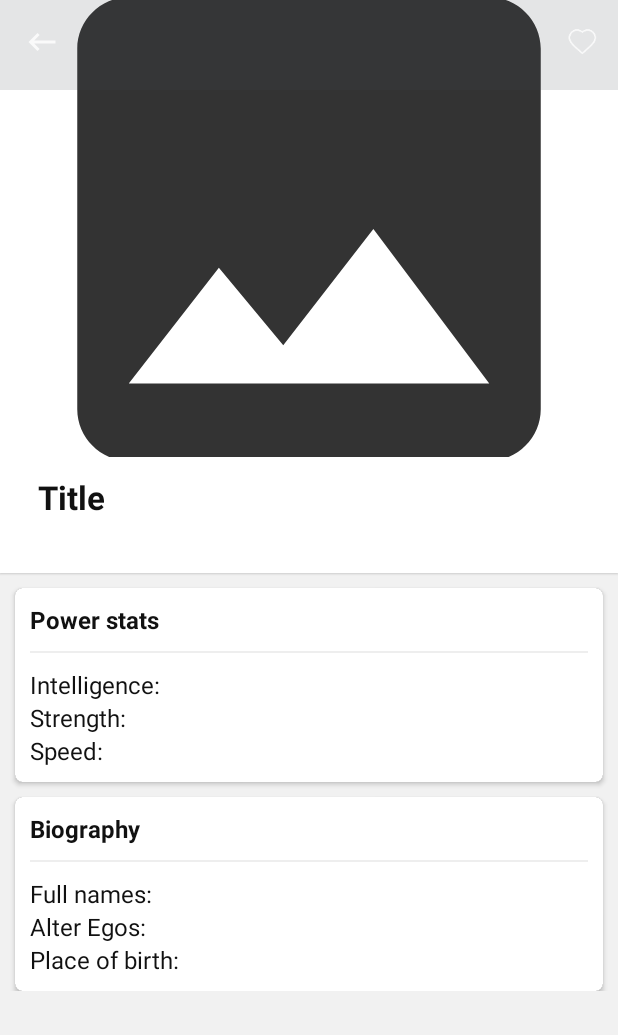
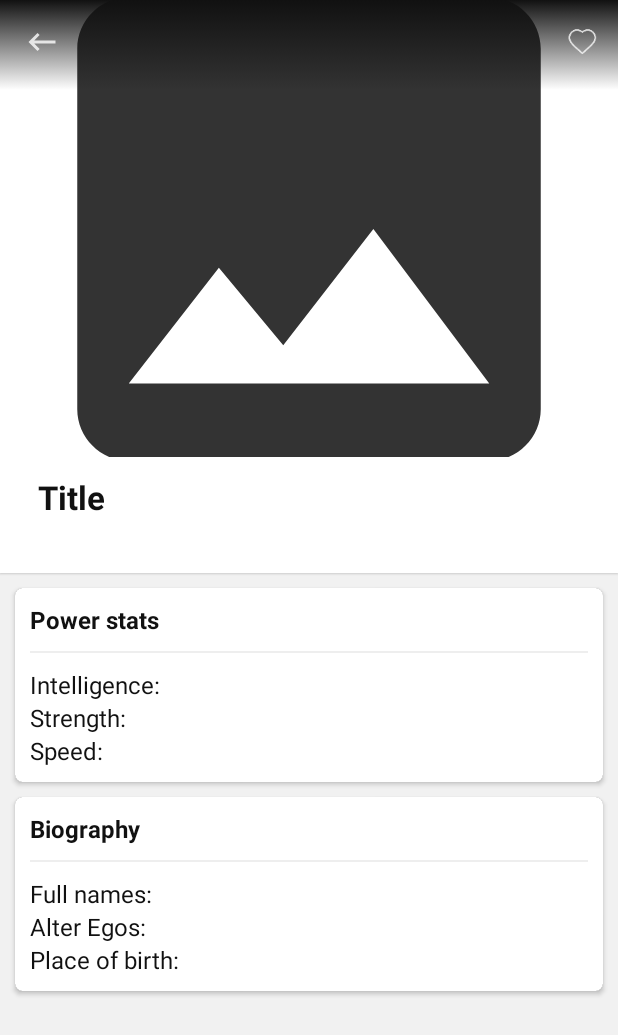
Before and after one commit to Tjx4/SuperHero-App, an Android app: the ViewSuperheroActivity screen opened directly, with no data from a screen before it, on a phone screen of 412 x 824 dp. Shown: the top 1035 px of the screen. Run offline under Robolectric (Android 15) with nearby library versions, the phone set to English and light mode, and no system bars; our stand-ins replace data binding.

```diff
--- /dev/null
+++ b/app/src/main/res/drawable/trans_toolbar.xml
@@ -0,0 +1,12 @@
+<?xml version="1.0" encoding="utf-8"?>
+<selector xmlns:android="http://schemas.android.com/apk/res/android">
+    <item>
+        <shape>
+            <gradient
+                android:angle="90"
+                android:startColor="@android:color/transparent"
+                android:endColor="#111"
+                android:type="linear" />
+        </shape>
+    </item>
+</selector>
--- a/app/src/main/res/layout/activity_view_superhero.xml
+++ b/app/src/main/res/layout/activity_view_superhero.xml
@@ -57,7 +57,7 @@
                     android:layout_width="match_parent"
                     android:layout_height="60dp"
                     android:layout_gravity="top"
-                    android:background="@color/transBlack"/>
+                    android:background="@drawable/trans_toolbar"/>
 
                 <androidx.appcompat.widget.Toolbar
                     android:id="@+id/toolbar"
@@ -85,8 +85,7 @@
 
             <androidx.constraintlayout.widget.ConstraintLayout
                 android:layout_width="match_parent"
-                android:layout_height="wrap_content"
-                android:paddingBottom="@dimen/medium_margin">
+                android:layout_height="wrap_content">
 
                 <androidx.constraintlayout.widget.ConstraintLayout
                     android:id="@+id/llDiscription"
@@ -328,6 +327,12 @@
 
                 </androidx.cardview.widget.CardView>
 
+                <FrameLayout
+                    android:layout_width="match_parent"
+                    android:layout_height="20dp"
+                    app:layout_constraintTop_toBottomOf="@+id/cvBiography"
+                    app:layout_constraintBottom_toBottomOf="parent"/>
+
             </androidx.constraintlayout.widget.ConstraintLayout>
 
         </androidx.core.widget.NestedScrollView>
--- a/app/src/main/res/values/colors.xml
+++ b/app/src/main/res/values/colors.xml
@@ -7,6 +7,7 @@
     <color name="teal_700">#FF018786</color>
     <color name="black">#FF000000</color>
     <color name="transBlack">#2445484d</color>
+    <color name="transBlack2">#cc45484d</color>
     <color name="white">#FFFFFFFF</color>
     <color name="splash_background">#1F1F1C</color>
     <color name="dark_text">#111111</color>
```
